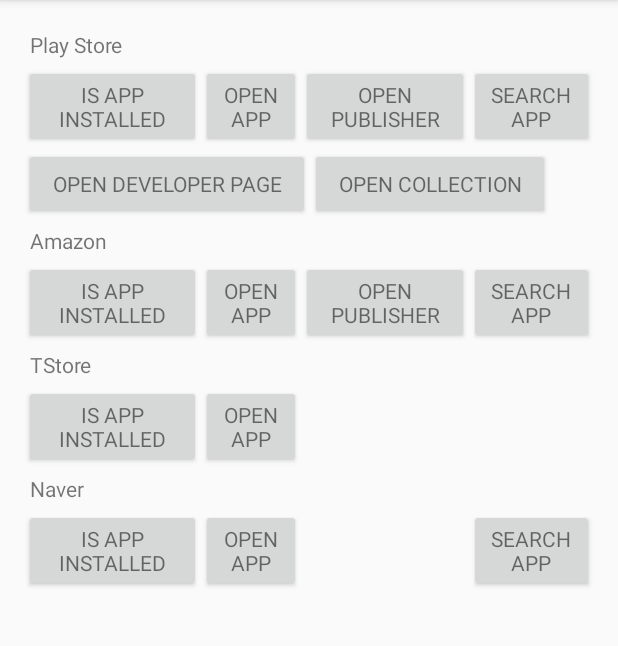
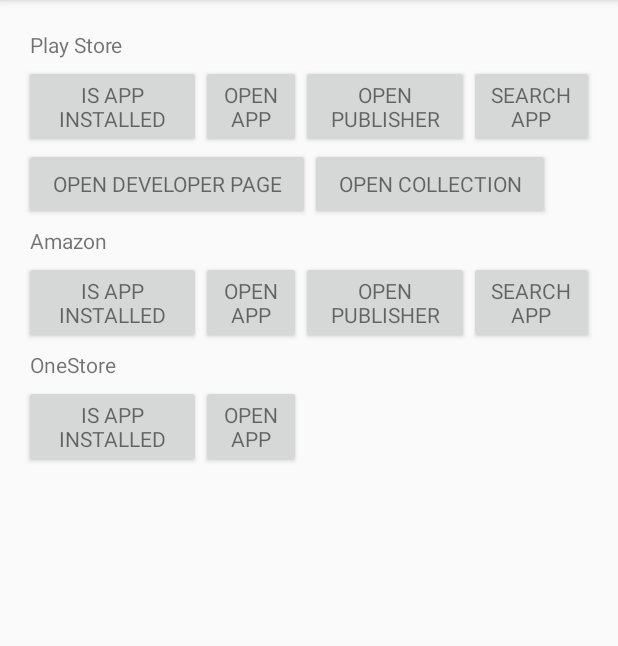
Before and after one commit to mcsong/AppStoreLibrary, an Android app: the screen it shows after launch (MainActivity), on a phone screen of 412 x 824 dp, the part 84-730 px from its top. Run offline under Robolectric (Android 15) with nearby library versions, the phone set to English and light mode, and no system bars.

Commit message:
Removed Naver Appstore feature

```diff
--- a/Demo/src/main/java/net/sjava/appstore/demo/MainActivity.java
+++ b/Demo/src/main/java/net/sjava/appstore/demo/MainActivity.java
@@ -9,7 +9,6 @@ import android.widget.Toast;
 
 import net.sjava.appstore.AmazonStoreApp;
 import net.sjava.appstore.AppStore;
-import net.sjava.appstore.NaverAppStore;
 import net.sjava.appstore.OneStoreApp;
 import net.sjava.appstore.PlayAppStore;
 import net.sjava.appstore.PublisherAppOpenable;
@@ -26,9 +25,7 @@ public class MainActivity extends AppCompatActivity {
 
 		initPlayAppStore();
 		initAmazonAppStore();
-		initTAppStore();
-		initNaverAppStore();
-
+		initOneStore();
 	}
 
 	private AppStore appStore;
@@ -36,13 +33,13 @@ public class MainActivity extends AppCompatActivity {
 
 	//https://play.google.com/store/apps/details?id=com.google.android.gm
 	private void initPlayAppStore() {
-		Button btn01 = (Button)findViewById(R.id.play_button_01);
-		Button btn02 = (Button)findViewById(R.id.play_button_02);
-		Button btn03 = (Button)findViewById(R.id.play_button_03);
-		Button btn04 = (Button)findViewById(R.id.play_button_04);
+		Button btn01 = findViewById(R.id.play_button_01);
+		Button btn02 = findViewById(R.id.play_button_02);
+		Button btn03 = findViewById(R.id.play_button_03);
+		Button btn04 = findViewById(R.id.play_button_04);
 
-		Button btn05 = (Button)findViewById(R.id.play_button_05);
-		Button btn06 = (Button)findViewById(R.id.play_button_06);
+		Button btn05 = findViewById(R.id.play_button_05);
+		Button btn06 = findViewById(R.id.play_button_06);
 
 		btn01.setOnClickListener(new View.OnClickListener() {
 			@Override
@@ -109,10 +106,10 @@ public class MainActivity extends AppCompatActivity {
 	}
 
 	private void initAmazonAppStore() {
-		Button btn01 = (Button)findViewById(R.id.amazon_button_01);
-		Button btn02 = (Button)findViewById(R.id.amazon_button_02);
-		Button btn03 = (Button)findViewById(R.id.amazon_button_03);
-		Button btn04 = (Button)findViewById(R.id.amazon_button_04);
+		Button btn01 = findViewById(R.id.amazon_button_01);
+		Button btn02 = findViewById(R.id.amazon_button_02);
+		Button btn03 = findViewById(R.id.amazon_button_03);
+		Button btn04 = findViewById(R.id.amazon_button_04);
 
 		btn01.setOnClickListener(new View.OnClickListener() {
 			@Override
@@ -147,11 +144,11 @@ public class MainActivity extends AppCompatActivity {
 		});
 	}
 
-	private void initTAppStore() {
-		Button btn01 = (Button)findViewById(R.id.tstore_button_01);
-		Button btn02 = (Button)findViewById(R.id.tstore_button_02);
-		Button btn03 = (Button)findViewById(R.id.tstore_button_03);
-		Button btn04 = (Button)findViewById(R.id.tstore_button_04);
+	private void initOneStore() {
+		Button btn01 = findViewById(R.id.tstore_button_01);
+		Button btn02 = findViewById(R.id.tstore_button_02);
+		Button btn03 = findViewById(R.id.tstore_button_03);
+		Button btn04 = findViewById(R.id.tstore_button_04);
 
 		btn01.setOnClickListener(new View.OnClickListener() {
 			@Override
@@ -191,51 +188,4 @@ public class MainActivity extends AppCompatActivity {
 		}); */
 	}
 
-
-	private void initNaverAppStore() {
-		Button btn01 = (Button)findViewById(R.id.naver_button_01);
-		Button btn02 = (Button)findViewById(R.id.naver_button_02);
-		Button btn03 = (Button)findViewById(R.id.naver_button_03);
-		Button btn04 = (Button)findViewById(R.id.naver_button_04);
-
-		btn01.setOnClickListener(new View.OnClickListener() {
-			@Override
-			public void onClick(View v) {
-				appStore = NaverAppStore.newInstance();
-				Toast.makeText(ctx, "설치 여부 : " + appStore.isInstalled(ctx), Toast.LENGTH_SHORT).show();
-			}
-		});
-
-
-		btn02.setOnClickListener(new View.OnClickListener() {
-			@Override
-			public void onClick(View v) {
-				appStore = NaverAppStore.newInstance();
-				appStore.openApp(ctx, "409160");
-			}
-		});
-
-		btn03.setVisibility(View.INVISIBLE);
-		/*
-		btn03.setOnClickListener(new View.OnClickListener() {
-			@Override
-			public void onClick(View v) {
-				publisherAppOpener = PlayAppStore.newInstance();
-				publisherAppOpener.openPublisherApps(ctx, "Google Inc.");
-			}
-		}); */
-
-		btn04.setOnClickListener(new View.OnClickListener() {
-			@Override
-			public void onClick(View v) {
-				appStore = NaverAppStore.newInstance();
-				appStore.searchApp(ctx, "naver");
-			}
-		});
-	}
-
-
-
-
-
 }
--- a/Demo/src/main/res/layout/activity_main.xml
+++ b/Demo/src/main/res/layout/activity_main.xml
@@ -144,7 +144,7 @@
 			android:layout_width="wrap_content"
 			android:layout_height="wrap_content"
 			android:layout_margin="4dp"
-			android:text="TStore" />
+			android:text="OneStore" />
 		<LinearLayout
 			android:orientation="horizontal"
 			android:layout_width="match_parent"
@@ -188,54 +188,6 @@
 
 		</LinearLayout>
 
-		<TextView
-			android:layout_width="wrap_content"
-			android:layout_height="wrap_content"
-			android:layout_margin="4dp"
-			android:text="Naver"
-			/>
-		<LinearLayout
-			android:orientation="horizontal"
-			android:layout_width="match_parent"
-			android:layout_height="wrap_content"
-			android:weightSum="10.0">
-			<Button
-				android:layout_width="wrap_content"
-				android:layout_height="wrap_content"
-				android:text="@string/lbl_check_app_installed"
-				android:layout_weight="2.5"
-				android:ellipsize="middle"
-				android:id="@+id/naver_button_01"
-				style="@style/Base.TextAppearance.AppCompat.Small"/>
-
-			<Button
-				android:layout_width="wrap_content"
-				android:layout_height="wrap_content"
-				android:text="@string/lbl_open_app"
-				android:layout_weight="2.5"
-				android:ellipsize="middle"
-				android:id="@+id/naver_button_02"
-				style="@style/Base.TextAppearance.AppCompat.Small"/>
-
-			<Button
-				android:layout_width="wrap_content"
-				android:layout_height="wrap_content"
-				android:text="@string/lbl_open_publisher_apps"
-				android:layout_weight="2.5"
-				android:ellipsize="middle"
-				android:id="@+id/naver_button_03"
-				style="@style/Base.TextAppearance.AppCompat.Small"/>
-
-			<Button
-				android:layout_width="wrap_content"
-				android:layout_height="wrap_content"
-				android:text="@string/lbl_search_app"
-				android:layout_weight="2.5"
-				android:ellipsize="middle"
-				android:id="@+id/naver_button_04"
-				style="@style/Base.TextAppearance.AppCompat.Small"/>
-
-		</LinearLayout>
 
 	</LinearLayout>
 </RelativeLayout>
--- a/Library/build.gradle
+++ b/Library/build.gradle
@@ -5,7 +5,7 @@ publish {
 	userOrg = 'mcsong'
 	groupId = 'net.sjava'
 	artifactId = 'appstore'
-	publishVersion = '1.0.7'
+	publishVersion = '1.0.8'
 	desc = 'Android AppStore Library'
 	website = 'https://github.com/mcsong/AppStoreLibrary'
 	issueTracker = "${website}/issues"
@@ -30,8 +30,8 @@ android {
 	defaultConfig {
 		minSdkVersion 9
 		targetSdkVersion 27
-		versionCode 1
-		versionName "1.0.7"
+		versionCode 8
+		versionName "1.0.8"
 	}
 
 	buildTypes {
--- a/Library/src/main/java/net/sjava/appstore/NaverAppStore.java
+++ /dev/null
@@ -1,39 +0,0 @@
-package net.sjava.appstore;
-
-import android.content.Context;
-import android.content.Intent;
-import android.net.Uri;
-
-/**
- * Naver Store class
- *
- * @author mcsong@gmail.com
- * @date Dec 10, 2014 2:04:08 PM
- * @version 1.0.0
- */
-public class NaverAppStore extends AppStore {
-	private static final String APP_URL ="http://nstore.naver.com/appstore/web/detail.nhn?productNo=";
-
-	public static NaverAppStore newInstance() {
-		return new NaverAppStore();
-	}
-
-	@Override
-	public boolean isInstalled(Context ctx) {
-		return isAppInstalled(ctx, PACKAGE_NAME_NSTORE);
-	}
-
-	@Override
-	public void openApp(Context ctx, String uniqueId) {
-		intent = new Intent(Intent.ACTION_VIEW, Uri.parse(APP_URL + uniqueId));
-		ctx.startActivity(intent);
-	}
-
-	@Override
-	public void searchApp(Context ctx, String keyword) {
-		String url = "http://nstore.naver.com/search/search.nhn?t=all&fs=appstore&q="+keyword;
-		intent = new Intent(Intent.ACTION_VIEW, Uri.parse(url));
-		ctx.startActivity(intent);
-	}
-
-}
```
Also changed, not shown: 1 other file.
